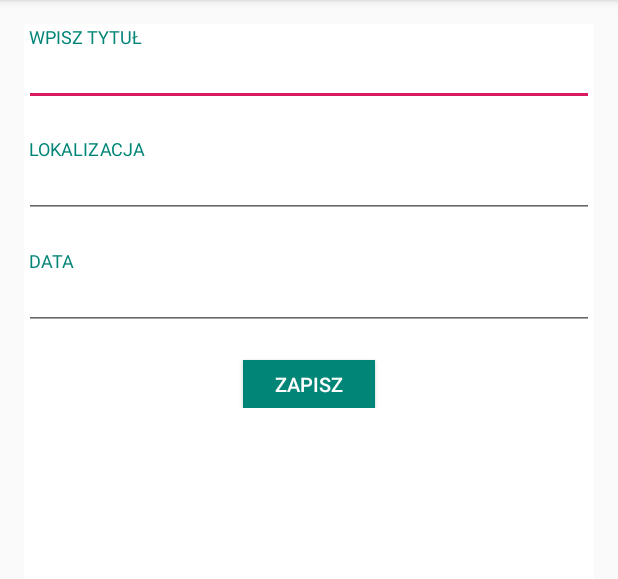
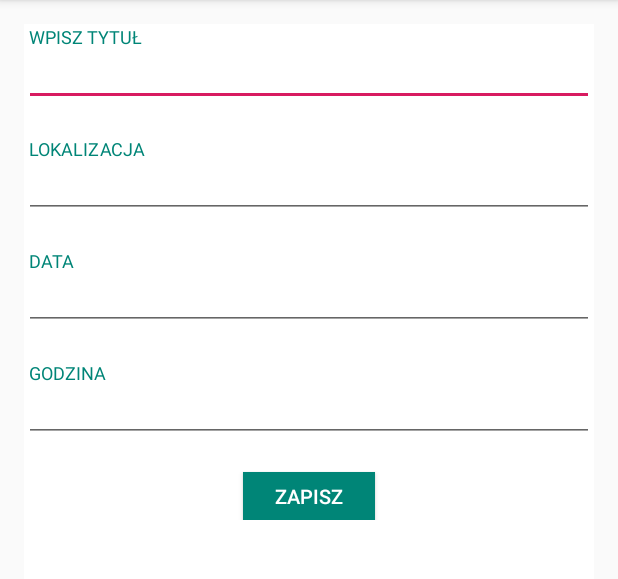
Before and after one commit to gdziugiel/CalMaps, an Android app: the AddEventActivity screen opened directly, with no data from a screen before it, on a phone screen of 412 x 824 dp, the part 84-663 px from its top. Run offline under Robolectric (Android 15) with nearby library versions, the phone set to English and light mode, and no system bars.

Commit message:
Picker data i godzina

```diff
--- a/app/src/main/java/com/example/gdziu/calmaps/MainActivity.java
+++ b/app/src/main/java/com/example/gdziu/calmaps/MainActivity.java
@@ -136,9 +136,6 @@ public class MainActivity extends AppCompatActivity {
                 }
                 else {
                     sDayOfMonth = String.valueOf(dayOfMonth);
-                }
-                if(dayOfMonth < 10) {
-                    sDayOfMonth = "0" + dayOfMonth;
                 }
                 String sMonth;
                 if(month + 1 < 10) {
--- a/app/src/main/res/layout/activity_add_event.xml
+++ b/app/src/main/res/layout/activity_add_event.xml
@@ -74,7 +74,26 @@
                 android:layout_height="38dp"
                 android:layout_marginBottom="20dp"
                 android:singleLine="true"
-                android:textSize="14sp" />
+                android:textSize="14sp"
+                android:focusable="false"/>
+
+            <TextView
+                android:layout_width="fill_parent"
+                android:layout_height="wrap_content"
+                android:paddingLeft="3dp"
+                android:text="@string/event_time"
+                android:textAllCaps="true"
+                android:textColor="@color/colorPrimary"
+                android:textSize="12sp" />
+
+            <EditText
+                android:id="@+id/edit_event_time"
+                android:layout_width="fill_parent"
+                android:layout_height="38dp"
+                android:layout_marginBottom="20dp"
+                android:singleLine="true"
+                android:textSize="14sp"
+                android:focusable="false"/>
 
             <Button
                 android:id="@+id/add_event"
--- a/app/src/main/res/values/strings.xml
+++ b/app/src/main/res/values/strings.xml
@@ -3,6 +3,7 @@
     <string name="event_name">Wpisz tytuł</string>
     <string name="event_place">Lokalizacja</string>
     <string name="event_date">Data</string>
+    <string name="event_time">Godzina</string>
     <string name="add_event">Zapisz</string>
     <string name="appbar_scrolling_view_behavior"></string>
 </resources>
```
Also changed, not shown: app/src/main/java/com/example/gdziu/calmaps/AddEventActivity.java (+88 -3 lines).
